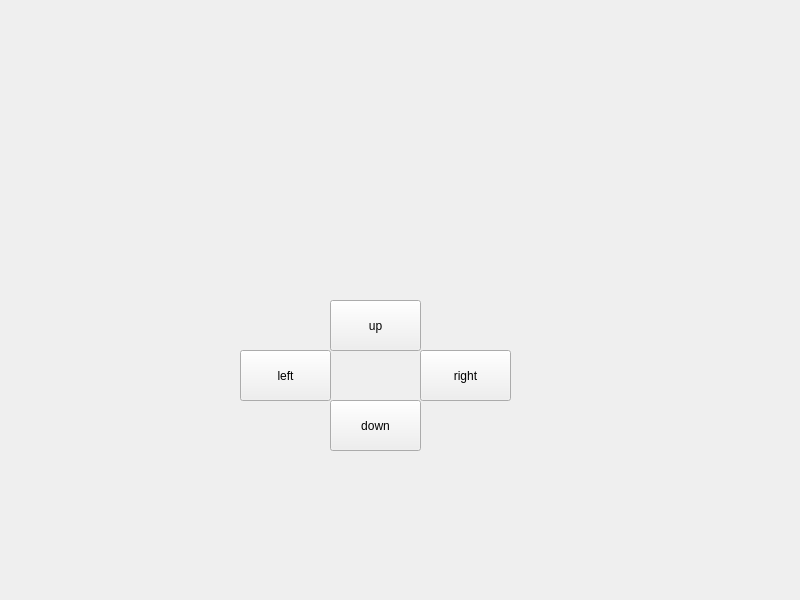
Before: the Qt Designer form a/widget.ui in Sympsel/qt_, drawn with Qt 5.
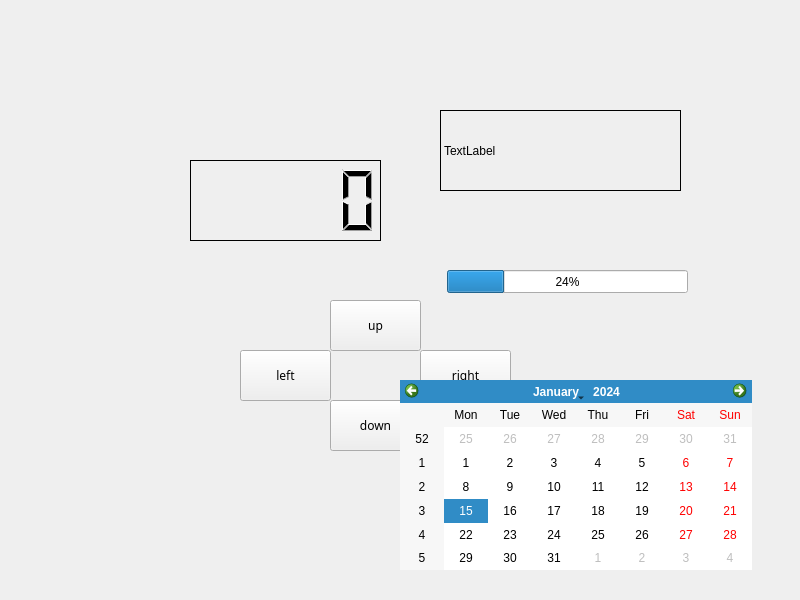
After: the same form once the commit is applied.

The edit to the form file:
```diff
--- a/a/widget.ui
+++ b/a/widget.ui
@@ -22,6 +22,11 @@
      <height>51</height>
     </rect>
    </property>
+   <property name="font">
+    <font>
+     <family>JetBrains Maple Mono</family>
+    </font>
+   </property>
    <property name="text">
     <string>left</string>
    </property>
@@ -35,6 +40,11 @@
      <height>51</height>
     </rect>
    </property>
+   <property name="font">
+    <font>
+     <family>JetBrains Maple Mono</family>
+    </font>
+   </property>
    <property name="text">
     <string>up</string>
    </property>
@@ -48,6 +58,11 @@
      <height>51</height>
     </rect>
    </property>
+   <property name="font">
+    <font>
+     <family>JetBrains Maple Mono</family>
+    </font>
+   </property>
    <property name="text">
     <string>right</string>
    </property>
@@ -61,10 +76,76 @@
      <height>51</height>
     </rect>
    </property>
+   <property name="font">
+    <font>
+     <family>JetBrains Maple Mono</family>
+    </font>
+   </property>
    <property name="text">
     <string>down</string>
    </property>
   </widget>
+  <widget class="QLabel" name="label">
+   <property name="geometry">
+    <rect>
+     <x>440</x>
+     <y>110</y>
+     <width>241</width>
+     <height>81</height>
+    </rect>
+   </property>
+   <property name="frameShape">
+    <enum>QFrame::Shape::Box</enum>
+   </property>
+   <property name="frameShadow">
+    <enum>QFrame::Shadow::Plain</enum>
+   </property>
+   <property name="text">
+    <string>TextLabel</string>
+   </property>
+  </widget>
+  <widget class="QLCDNumber" name="lcdNumber">
+   <property name="geometry">
+    <rect>
+     <x>190</x>
+     <y>160</y>
+     <width>191</width>
+     <height>81</height>
+    </rect>
+   </property>
+   <property name="frameShadow">
+    <enum>QFrame::Shadow::Plain</enum>
+   </property>
+  </widget>
+  <widget class="QProgressBar" name="progressBar">
+   <property name="geometry">
+    <rect>
+     <x>447</x>
+     <y>270</y>
+     <width>241</width>
+     <height>23</height>
+    </rect>
+   </property>
+   <property name="value">
+    <number>24</number>
+   </property>
+   <property name="orientation">
+    <enum>Qt::Orientation::Horizontal</enum>
+   </property>
+   <property name="invertedAppearance">
+    <bool>false</bool>
+   </property>
+  </widget>
+  <widget class="QCalendarWidget" name="calendarWidget">
+   <property name="geometry">
+    <rect>
+     <x>400</x>
+     <y>380</y>
+     <width>352</width>
+     <height>190</height>
+    </rect>
+   </property>
+  </widget>
  </widget>
  <resources/>
  <connections/>
```
